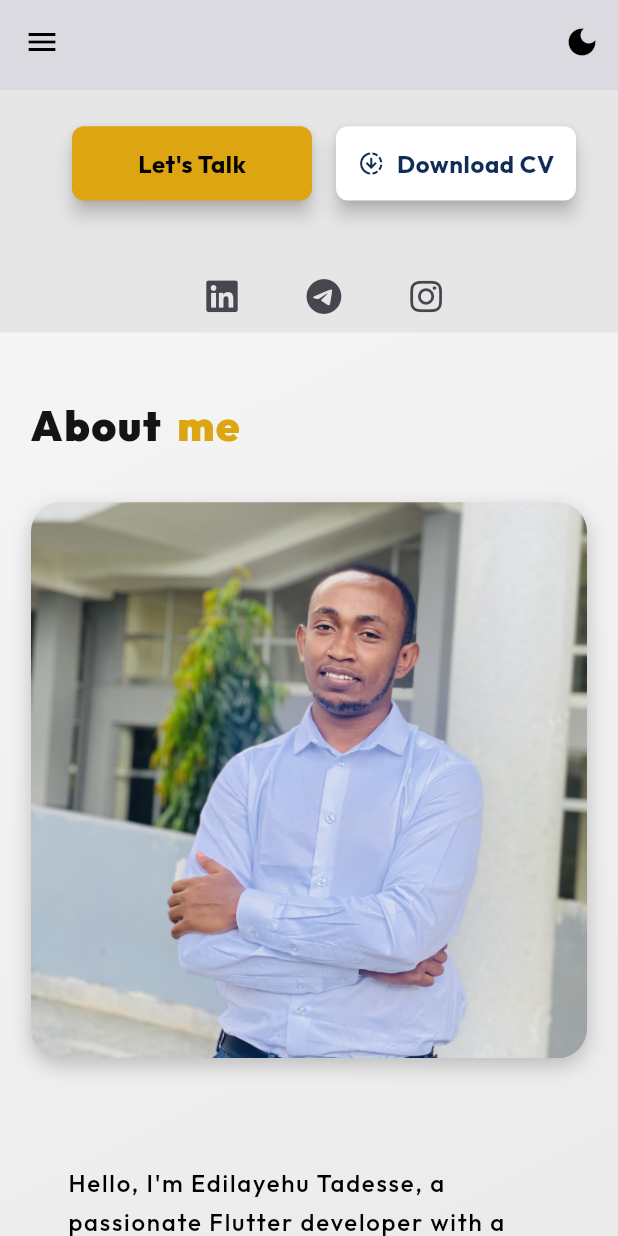
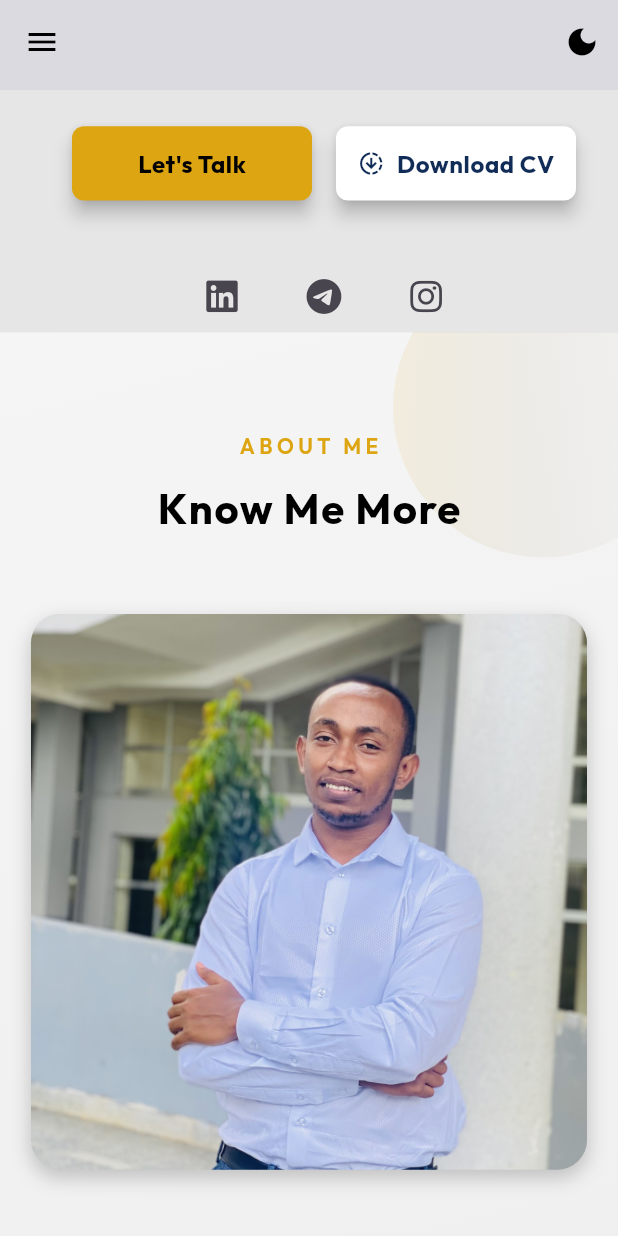
Before and after one commit to Edil-Ayehu/my_portfolio_website, a Flutter app: the screen it shows after launch, scrolled down 576 dp, on a phone screen of 412 x 824 dp. Run offline on Flutter 3.47's test engine with Material 3 defaults, Android fonts, the phone set to English and light mode, and no system bars; our stand-ins replace auto_size_text, cached_network_image, carousel_slider, cloud_firestore, firebase_core, font_awesome_flutter and 3 more; missing offline and left inert: dart:html; accounts and stored records are empty; statements that could not run were skipped.

Commit message:
about section UI modified.

```diff
--- a/lib/sections/about section/about_section.dart
+++ b/lib/sections/about section/about_section.dart
@@ -1,7 +1,6 @@
 import 'package:flutter_portfolio_website/export.dart';
 import 'package:flutter_portfolio_website/sections/about%20section/widgets/about_section_picture.dart';
 import 'package:flutter_portfolio_website/sections/about%20section/widgets/about_text.dart';
-import 'package:flutter_portfolio_website/widgets/different_color_section_title.dart';
 
 class AboutSection extends StatefulWidget {
   final bool isMobile;
@@ -21,7 +20,7 @@ class _AboutSectionState extends State<AboutSection>
   void initState() {
     super.initState();
     _controller = AnimationController(
-      duration: const Duration(milliseconds: 1200),
+      duration: const Duration(milliseconds: 1500),
       vsync: this,
     );
 
@@ -33,12 +32,6 @@ class _AboutSectionState extends State<AboutSection>
       begin: const Offset(0, 0.3),
       end: Offset.zero,
     ).animate(CurvedAnimation(parent: _controller, curve: Curves.easeOutCubic));
-  }
-
-  @override
-  void dispose() {
-    _controller.dispose();
-    super.dispose();
   }
 
   @override
@@ -64,44 +57,81 @@ class _AboutSectionState extends State<AboutSection>
                 : [Color(0xFFF5F5F5), Color(0xFFE8E8E8)],
           ),
         ),
-        padding: EdgeInsets.symmetric(horizontal: widget.isMobile ? 20 : 36),
+        child: Stack(
+          children: [
+            // Background design elements
+            Positioned(
+              right: -50,
+              top: -50,
+              child: Container(
+                width: 200,
+                height: 200,
+                decoration: BoxDecoration(
+                  shape: BoxShape.circle,
+                  gradient: LinearGradient(
+                    colors: [
+                      Color(0xFFDDA512).withOpacity(0.1),
+                      Colors.transparent
+                    ],
+                  ),
+                ),
+              ),
+            ),
+            // Main content
+            Padding(
+              padding: EdgeInsets.symmetric(
+                horizontal: widget.isMobile ? 20 : size.width * 0.1,
+                vertical: size.height * 0.08,
+              ),
               child: SlideTransition(
                 position: _slideAnimation,
                 child: FadeTransition(
                   opacity: _fadeAnimation,
                   child: Column(
-              crossAxisAlignment: CrossAxisAlignment.start,
                     children: [
-                SizedBox(
-                    height:
-                        widget.isMobile ? size.width * 0.1 : size.width * 0.03),
+                      Text(
+                        'ABOUT ME',
+                        style: TextStyle(
+                          fontSize: widget.isMobile ? 14 : 16,
+                          fontWeight: FontWeight.w600,
+                          letterSpacing: 3,
+                          color: Color(0xFFDDA512),
+                        ),
+                      ),
+                      SizedBox(height: 12),
+                      Text(
+                        'Know Me More',
+                        style: TextStyle(
+                          fontSize: widget.isMobile ? 28 : 36,
+                          fontWeight: FontWeight.bold,
+                          letterSpacing: 1,
+                        ),
+                      ),
+                      SizedBox(height: size.height * 0.06),
                       widget.isMobile
                           ? Column(
                               children: [
-                          DifferentColorSectionTitle(
-                            firstText: 'About',
-                            secondText: 'me',
-                          ),
-                          SizedBox(height: 30),
                                 AboutSectionPicture(isMobile: true),
-                          SizedBox(height: 45),
+                                SizedBox(height: 40),
                                 AboutText(isMobile: true),
                               ],
                             )
                           : Row(
                               crossAxisAlignment: CrossAxisAlignment.start,
                               children: [
-                          AboutSectionPicture(),
-                          SizedBox(width: 45),
-                          Flexible(child: AboutText()),
+                                Expanded(flex: 2, child: AboutSectionPicture()),
+                                SizedBox(width: 60),
+                                Expanded(flex: 3, child: AboutText()),
                               ],
                             ),
-                SizedBox(height: size.width * 0.04),
                     ],
                   ),
                 ),
               ),
             ),
+          ],
+        ),
+      ),
     );
   }
 }
--- a/lib/sections/about section/widgets/about_text.dart
+++ b/lib/sections/about section/widgets/about_text.dart
@@ -1,7 +1,6 @@
 import 'dart:async';
 
 import 'package:flutter_portfolio_website/export.dart';
-import 'package:flutter_portfolio_website/widgets/different_color_section_title.dart';
 
 class AboutText extends StatefulWidget {
   final bool isMobile;
@@ -25,12 +24,13 @@ My journey in software development has equipped me with:
 • Proficiency in state management solutions
 • Version control with Git
 
-I'm constantly learning and staying updated with the latest technologies to deliver modern, efficient solutions. My goal is to create impactful digital experiences that make a difference.''';
+I'm constantly learning and staying updated with the latest technologies to deliver modern, efficient solutions. My goal is to create impactful digital experiences that make a difference.'''; // Your existing text
 
   bool get _isMounted => mounted;
   String _displayText = '';
   Timer? _timer;
   int _currentIndex = 0;
+  bool get shouldAnimate => !widget.isMobile;
 
   @override
   void initState() {
@@ -45,7 +45,13 @@ I'm constantly learning and staying updated with the latest technologies to deli
     );
 
     _controller.forward();
+
+    // Only start typing animation for web layout
+    if (shouldAnimate) {
       _startTypingAnimation();
+    } else {
+      _displayText = aboutMeText; // Show full text immediately on mobile
+    }
   }
 
   void _startTypingAnimation() {
@@ -77,11 +83,11 @@ I'm constantly learning and staying updated with the latest technologies to deli
       crossAxisAlignment: CrossAxisAlignment.start,
       children: [
         if (!widget.isMobile) ...[
-          DifferentColorSectionTitle(
-            firstText: 'About',
-            secondText: 'me',
-          ),
-          SizedBox(height: 20),
+          // DifferentColorSectionTitle(
+          //   firstText: 'About',
+          //   secondText: 'me',
+          // ),
+          // SizedBox(height: 20),
         ],
         FadeTransition(
           opacity: _fadeAnimation,
@@ -95,7 +101,7 @@ I'm constantly learning and staying updated with the latest technologies to deli
               crossAxisAlignment: CrossAxisAlignment.start,
               children: [
                 SelectableText(
-                  _displayText,
+                  shouldAnimate ? _displayText : aboutMeText,
                   style: Theme.of(context).textTheme.bodyMedium!.copyWith(
                         letterSpacing: 1.2,
                         height: 1.6,
@@ -103,7 +109,7 @@ I'm constantly learning and staying updated with the latest technologies to deli
                         fontSize: widget.isMobile ? 16 : 18,
                       ),
                 ),
-                if (_currentIndex >= aboutMeText.length) ...[
+                if (!shouldAnimate || _currentIndex >= aboutMeText.length) ...[
                   SizedBox(height: 20),
                   _buildSkillChips(),
                 ],
@@ -116,35 +122,86 @@ I'm constantly learning and staying updated with the latest technologies to deli
   }
 
   Widget _buildSkillChips() {
-    return Wrap(
-      spacing: 24,
-      runSpacing: 14,
+    bool isDarkMode = Theme.of(context).brightness == Brightness.dark;
+    return Container(
+      padding: EdgeInsets.symmetric(vertical: 20),
+      child: Column(
+        crossAxisAlignment: CrossAxisAlignment.start,
         children: [
-        _buildChip('Flutter'),
-        _buildChip('Dart'),
-        _buildChip('Firebase'),
-        _buildChip('UI/UX'),
-        _buildChip('Git'),
-        _buildChip('REST API'),
+          Text(
+            'Skills & Technologies',
+            style: TextStyle(
+              fontSize: widget.isMobile ? 20 : 24,
+              fontWeight: FontWeight.bold,
+              color: Color(0xFFDDA512),
+            ),
+          ),
+          SizedBox(height: 16),
+          Wrap(
+            spacing: 12,
+            runSpacing: 12,
+            children: [
+              _buildChip('Flutter', Icons.flutter_dash),
+              _buildChip('Mobile Dev', Icons.phone_iphone),
+              _buildChip('Web Dev', Icons.web),
+              _buildChip('UI/UX', Icons.design_services),
+              _buildChip('Database', Icons.storage),
+              _buildChip('API', Icons.api),
             ],
+          ),
+        ],
+      ),
     );
   }
 
-  Widget _buildChip(String label) {
+  Widget _buildChip(String label, IconData icon) {
     bool isDarkMode = Theme.of(context).brightness == Brightness.dark;
-    return Chip(
-      label: Text(label),
-      shape: RoundedRectangleBorder(
-        borderRadius: BorderRadius.circular(16),
-        side: BorderSide(
-          color: isDarkMode ? Colors.white24 : Colors.black12,
+    return MouseRegion(
+      cursor: SystemMouseCursors.click,
+      child: AnimatedContainer(
+        duration: Duration(milliseconds: 200),
+        padding: EdgeInsets.symmetric(horizontal: 16, vertical: 12),
+        decoration: BoxDecoration(
+          gradient: LinearGradient(
+            colors: isDarkMode
+                ? [Color(0xFF2C2C2C), Color(0xFF1C1C1C)]
+                : [Color(0xFFFFFFFF), Color(0xFFF5F5F5)],
+            begin: Alignment.topLeft,
+            end: Alignment.bottomRight,
+          ),
+          borderRadius: BorderRadius.circular(20),
+          boxShadow: [
+            BoxShadow(
+              color: Color(0xFFDDA512).withOpacity(0.2),
+              blurRadius: 8,
+              offset: Offset(0, 4),
+            ),
+          ],
+          border: Border.all(
+            color: Color(0xFFDDA512).withOpacity(0.3),
             width: 1,
           ),
         ),
-      backgroundColor: isDarkMode ? Color(0xFF1C1B1F) : Color(0xFFF0F8FF),
-      labelStyle: TextStyle(
-        color: isDarkMode ? Colors.white70 : Colors.black87,
+        child: Row(
+          mainAxisSize: MainAxisSize.min,
+          children: [
+            Icon(
+              icon,
+              size: widget.isMobile ? 18 : 20,
+              color: Color(0xFFDDA512),
+            ),
+            SizedBox(width: 8),
+            Text(
+              label,
+              style: TextStyle(
+                color:
+                    isDarkMode ? Colors.white.withOpacity(0.9) : Colors.black87,
                 fontWeight: FontWeight.w500,
+                fontSize: widget.isMobile ? 14 : 16,
+              ),
+            ),
+          ],
+        ),
       ),
     );
   }
--- a/lib/sections/services section/services_section.dart
+++ b/lib/sections/services section/services_section.dart
@@ -69,7 +69,7 @@ class ServicesSection extends StatelessWidget {
     final services = [
       ServiceData(
         'Mobile App Development',
-        'Flutter • React Native\nNative Android/iOS',
+        'Flutter\nNative Android/iOS',
         Icons.phone_iphone,
       ),
       ServiceData(
```
Lines whose indentation alone changed are shown as unchanged.
